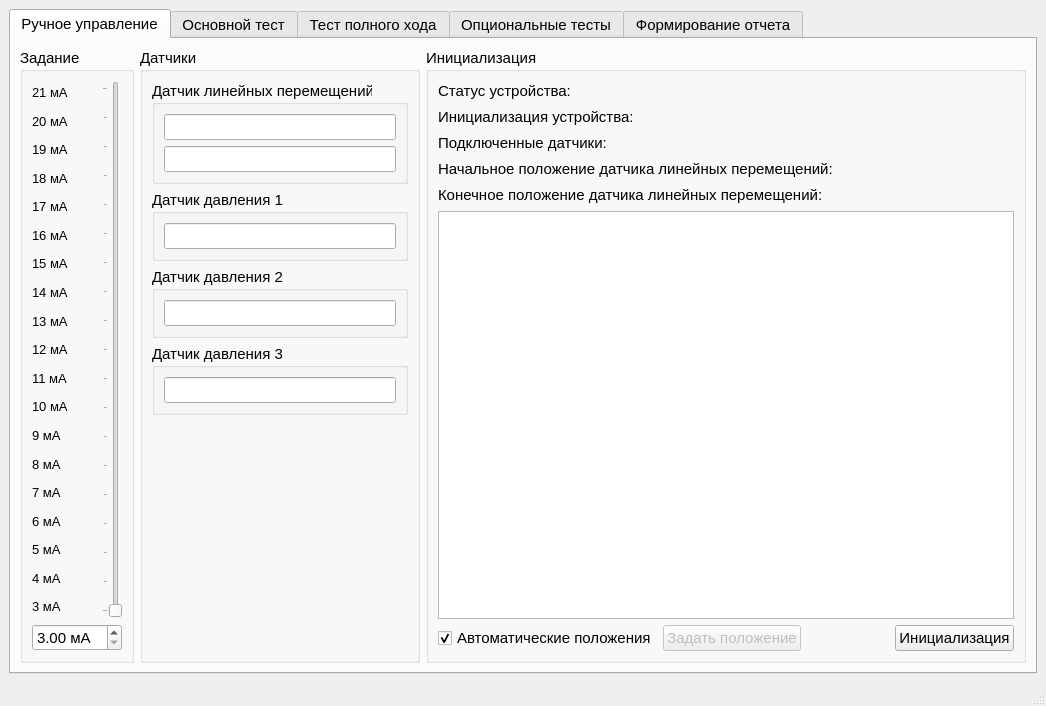
The window that MainWindow.ui (Rekvim/MpiSdk) describes before a commit, drawn with Qt 5.
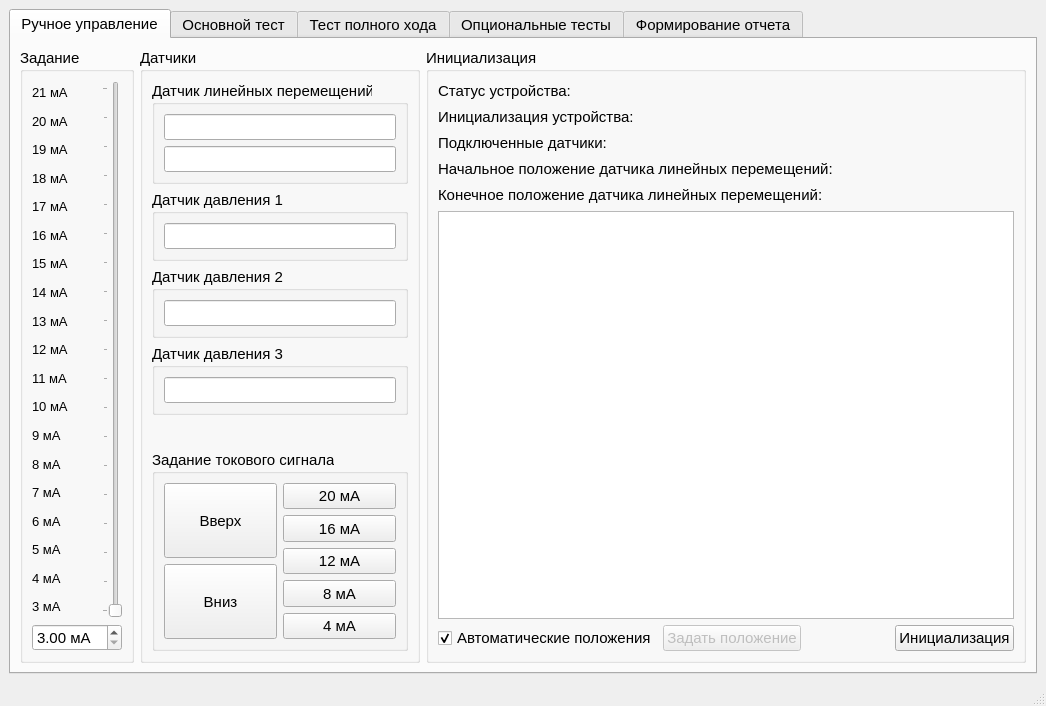
The same window after the commit. The open tabs and pages were chosen to show the change. Custom widgets are drawn as their Qt base class.

```diff
--- a/MainWindow.ui
+++ b/MainWindow.ui
@@ -462,6 +462,156 @@
              </property>
             </spacer>
            </item>
+           <item>
+            <widget class="QGroupBox" name="groupBox_13">
+             <property name="title">
+              <string>Задание токового сигнала</string>
+             </property>
+             <layout class="QHBoxLayout" name="horizontalLayout_10">
+              <item>
+               <layout class="QVBoxLayout" name="verticalLayout_40">
+                <item>
+                 <widget class="QToolButton" name="toolButton_6">
+                  <property name="sizePolicy">
+                   <sizepolicy hsizetype="Preferred" vsizetype="Preferred">
+                    <horstretch>0</horstretch>
+                    <verstretch>0</verstretch>
+                   </sizepolicy>
+                  </property>
+                  <property name="minimumSize">
+                   <size>
+                    <width>0</width>
+                    <height>75</height>
+                   </size>
+                  </property>
+                  <property name="text">
+                   <string>Вверх</string>
+                  </property>
+                 </widget>
+                </item>
+                <item>
+                 <widget class="QToolButton" name="toolButton_7">
+                  <property name="sizePolicy">
+                   <sizepolicy hsizetype="Preferred" vsizetype="Preferred">
+                    <horstretch>0</horstretch>
+                    <verstretch>0</verstretch>
+                   </sizepolicy>
+                  </property>
+                  <property name="minimumSize">
+                   <size>
+                    <width>56</width>
+                    <height>75</height>
+                   </size>
+                  </property>
+                  <property name="text">
+                   <string>Вниз</string>
+                  </property>
+                 </widget>
+                </item>
+               </layout>
+              </item>
+              <item>
+               <layout class="QVBoxLayout" name="verticalLayout_41">
+                <item>
+                 <widget class="QToolButton" name="toolButton">
+                  <property name="sizePolicy">
+                   <sizepolicy hsizetype="Preferred" vsizetype="Preferred">
+                    <horstretch>0</horstretch>
+                    <verstretch>0</verstretch>
+                   </sizepolicy>
+                  </property>
+                  <property name="minimumSize">
+                   <size>
+                    <width>56</width>
+                    <height>0</height>
+                   </size>
+                  </property>
+                  <property name="text">
+                   <string>20 мА</string>
+                  </property>
+                 </widget>
+                </item>
+                <item>
+                 <widget class="QToolButton" name="toolButton_2">
+                  <property name="sizePolicy">
+                   <sizepolicy hsizetype="Preferred" vsizetype="Preferred">
+                    <horstretch>0</horstretch>
+                    <verstretch>0</verstretch>
+                   </sizepolicy>
+                  </property>
+                  <property name="minimumSize">
+                   <size>
+                    <width>56</width>
+                    <height>0</height>
+                   </size>
+                  </property>
+                  <property name="text">
+                   <string>16 мА</string>
+                  </property>
+                 </widget>
+                </item>
+                <item>
+                 <widget class="QToolButton" name="toolButton_3">
+                  <property name="sizePolicy">
+                   <sizepolicy hsizetype="Preferred" vsizetype="Preferred">
+                    <horstretch>0</horstretch>
+                    <verstretch>0</verstretch>
+                   </sizepolicy>
+                  </property>
+                  <property name="minimumSize">
+                   <size>
+                    <width>56</width>
+                    <height>0</height>
+                   </size>
+                  </property>
+                  <property name="text">
+                   <string>12 мА</string>
+                  </property>
+                 </widget>
+                </item>
+                <item>
+                 <widget class="QToolButton" name="toolButton_4">
+                  <property name="sizePolicy">
+                   <sizepolicy hsizetype="Preferred" vsizetype="Preferred">
+                    <horstretch>0</horstretch>
+                    <verstretch>0</verstretch>
+                   </sizepolicy>
+                  </property>
+                  <property name="minimumSize">
+                   <size>
+                    <width>56</width>
+                    <height>0</height>
+                   </size>
+                  </property>
+                  <property name="text">
+                   <string>8 мА</string>
+                  </property>
+                 </widget>
+                </item>
+                <item>
+                 <widget class="QToolButton" name="toolButton_5">
+                  <property name="sizePolicy">
+                   <sizepolicy hsizetype="Preferred" vsizetype="Preferred">
+                    <horstretch>0</horstretch>
+                    <verstretch>0</verstretch>
+                   </sizepolicy>
+                  </property>
+                  <property name="minimumSize">
+                   <size>
+                    <width>56</width>
+                    <height>0</height>
+                   </size>
+                  </property>
+                  <property name="text">
+                   <string>4 мА</string>
+                  </property>
+                 </widget>
+                </item>
+               </layout>
+              </item>
+             </layout>
+            </widget>
+           </item>
           </layout>
          </widget>
         </item>
```
Left out of the diff: 6 changed lines with no effect on the pictures.
